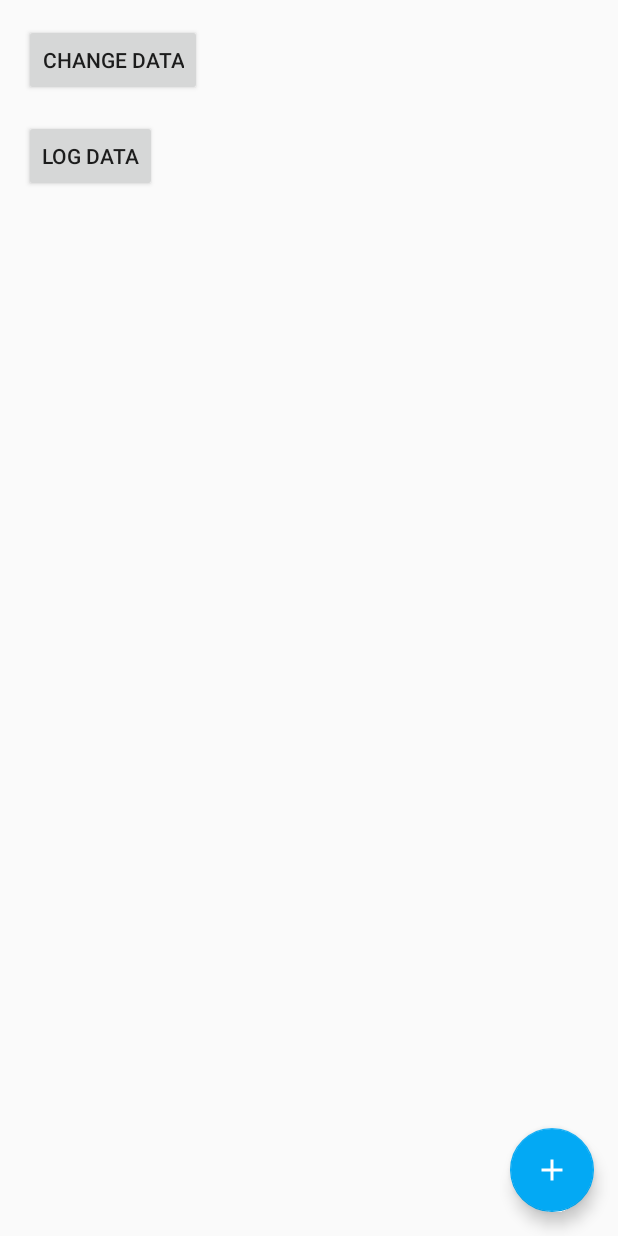
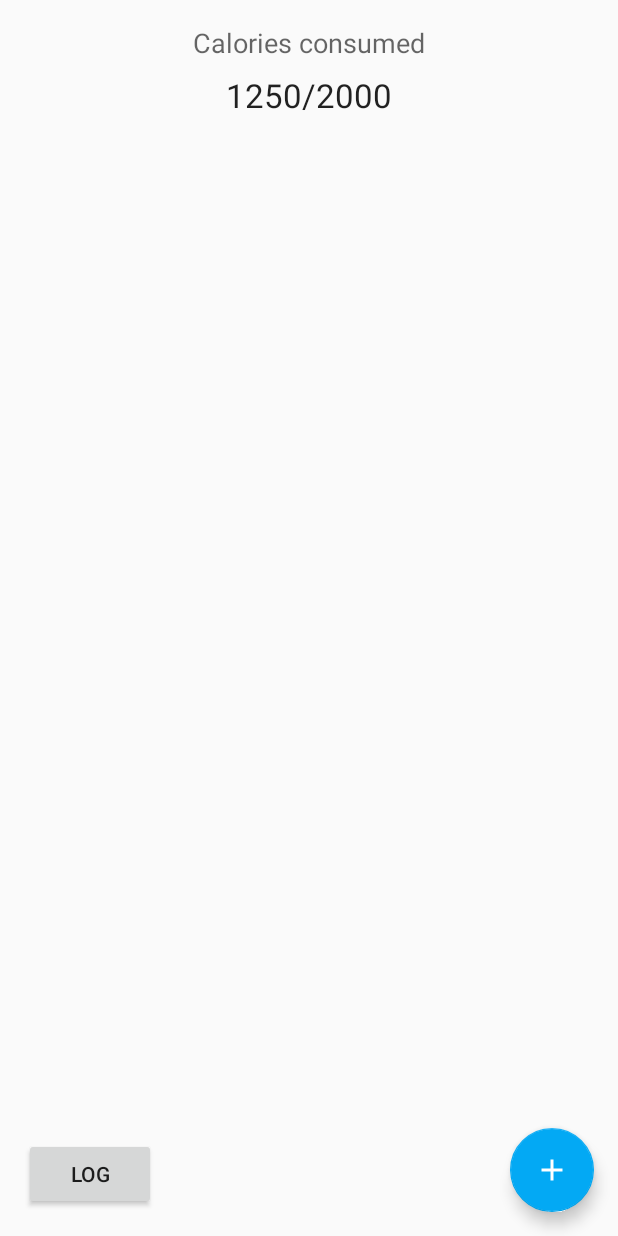
Before and after one commit to slomin/Dont-Get-Fat, an Android app: the layout fragment_calories.xml on its own in the app's theme, with its tools: preview values and no code run, on a phone screen of 412 x 824 dp. Run offline under Robolectric (Android 15) with nearby library versions, the phone set to English and light mode, and no system bars.

```diff
--- a/app/src/main/AndroidManifest.xml
+++ b/app/src/main/AndroidManifest.xml
@@ -3,7 +3,7 @@
           xmlns:android="http://schemas.android.com/apk/res/android">
 
     <application
-        android:name=".application.App"
+        android:name=".App"
         android:allowBackup="true"
         android:icon="@mipmap/ic_launcher"
         android:label="@string/app_name"
@@ -11,7 +11,7 @@
         android:supportsRtl="true"
         android:theme="@style/MyMaterialTheme">
         <activity
-            android:name=".main.MainActivity"
+            android:name=".view.MainActivity"
             android:label="@string/app_name"
             android:theme="@style/MyMaterialTheme">
             <intent-filter>
--- a/app/src/main/java/com/kotlinblog/dontgetfat/application/App.kt
+++ b/app/src/main/java/com/kotlinblog/dontgetfat/App.kt
@@ -1,7 +1,6 @@
-package com.kotlinblog.dontgetfat.application
+package com.kotlinblog.dontgetfat
 
 import android.app.Application
-import com.kotlinblog.dontgetfat.BuildConfig
 import timber.log.Timber
 
 class App : Application() {
--- a/app/src/main/java/com/kotlinblog/dontgetfat/main/weight/WeightFragment.kt
+++ b/app/src/main/java/com/kotlinblog/dontgetfat/view/history/HistoryFragment.kt
@@ -1,4 +1,4 @@
-package com.kotlinblog.dontgetfat.main.weight
+package com.kotlinblog.dontgetfat.view.history
 
 import android.os.Bundle
 import android.support.v4.app.Fragment
@@ -8,12 +8,12 @@ import android.view.ViewGroup
 
 import com.kotlinblog.dontgetfat.R
 
-class WeightFragment : Fragment() {
+class HistoryFragment : Fragment() {
 
     override fun onCreateView(inflater: LayoutInflater?,
                               container: ViewGroup?,
                               savedInstanceState: Bundle?): View? {
-        return inflater!!.inflate(R.layout.fragment_weight, container, false)
+        return inflater!!.inflate(R.layout.fragment_history, container, false)
     }
 
 }
--- a/app/src/main/java/com/kotlinblog/dontgetfat/main/history/HistoryFragment.kt
+++ b/app/src/main/java/com/kotlinblog/dontgetfat/view/weight/WeightFragment.kt
@@ -1,4 +1,4 @@
-package com.kotlinblog.dontgetfat.main.history
+package com.kotlinblog.dontgetfat.view.weight
 
 import android.os.Bundle
 import android.support.v4.app.Fragment
@@ -8,12 +8,12 @@ import android.view.ViewGroup
 
 import com.kotlinblog.dontgetfat.R
 
-class HistoryFragment : Fragment() {
+class WeightFragment : Fragment() {
 
     override fun onCreateView(inflater: LayoutInflater?,
                               container: ViewGroup?,
                               savedInstanceState: Bundle?): View? {
-        return inflater!!.inflate(R.layout.fragment_history, container, false)
+        return inflater!!.inflate(R.layout.fragment_weight, container, false)
     }
 
 }
--- a/app/src/main/res/layout/fragment_calories.xml
+++ b/app/src/main/res/layout/fragment_calories.xml
@@ -3,35 +3,12 @@
                                              xmlns:tools="http://schemas.android.com/tools"
                                              android:layout_width="match_parent"
                                              android:layout_height="match_parent"
-                                             tools:context="com.kotlinblog.dontgetfat.main.calories.CaloriesFragment"
+                                             tools:context="com.kotlinblog.dontgetfat.view.calories.CaloriesFragment"
                                              tools:layout_editor_absoluteX="0dp"
                                              tools:layout_editor_absoluteY="81dp">
 
-    <Button
-        android:id="@+id/btnChange"
-        android:layout_width="wrap_content"
-        android:layout_height="wrap_content"
-        android:layout_marginStart="16dp"
-        android:layout_marginTop="16dp"
-        android:text="Change data"
-        app:layout_constraintStart_toStartOf="parent"
-        app:layout_constraintTop_toTopOf="parent"
-        tools:layout_editor_absoluteX="16dp"
-        tools:layout_editor_absoluteY="16dp"/>
-
-    <Button
-        android:id="@+id/btnLog"
-        android:layout_width="wrap_content"
-        android:layout_height="wrap_content"
-        android:layout_marginStart="16dp"
-        android:layout_marginTop="16dp"
-        android:text="Log data"
-        app:layout_constraintStart_toStartOf="parent"
-        app:layout_constraintTop_toBottomOf="@+id/btnChange"
-        />
-
     <android.support.design.widget.FloatingActionButton
-        android:id="@+id/floatingActionButton2"
+        android:id="@+id/btnAddCalories"
         android:layout_width="wrap_content"
         android:layout_height="wrap_content"
         android:layout_marginBottom="16dp"
@@ -44,4 +21,42 @@
         tools:layout_editor_absoluteX="328dp"
         tools:layout_editor_absoluteY="455dp"/>
 
+    <TextView
+        android:id="@+id/textView2"
+        android:layout_width="wrap_content"
+        android:layout_height="wrap_content"
+        android:layout_marginTop="16dp"
+        android:text="Calories consumed"
+        android:textAppearance="@style/TextAppearance.AppCompat.Medium"
+        app:layout_constraintEnd_toEndOf="parent"
+        app:layout_constraintStart_toStartOf="parent"
+        app:layout_constraintTop_toTopOf="parent"
+        tools:layout_editor_absoluteX="163dp"
+        tools:layout_editor_absoluteY="16dp"/>
+
+    <TextView
+        android:id="@+id/tvCaloriesConsumed"
+        android:layout_width="wrap_content"
+        android:layout_height="wrap_content"
+        android:layout_marginEnd="8dp"
+        android:layout_marginStart="8dp"
+        android:layout_marginTop="8dp"
+        android:text="1250/2000"
+        android:textAppearance="@style/TextAppearance.AppCompat.Large"
+        app:layout_constraintEnd_toEndOf="parent"
+        app:layout_constraintStart_toStartOf="parent"
+        app:layout_constraintTop_toBottomOf="@+id/textView2"/>
+
+    <Button
+        android:id="@+id/btnLog"
+        android:layout_width="wrap_content"
+        android:layout_height="wrap_content"
+        android:layout_marginBottom="17dp"
+        android:layout_marginStart="16dp"
+        android:text="log"
+        app:layout_constraintBottom_toBottomOf="parent"
+        app:layout_constraintStart_toStartOf="parent"
+        tools:layout_editor_absoluteX="16dp"
+        tools:layout_editor_absoluteY="446dp"/>
+
 </android.support.constraint.ConstraintLayout>
--- a/app/src/main/res/layout/fragment_history.xml
+++ b/app/src/main/res/layout/fragment_history.xml
@@ -2,7 +2,7 @@
              xmlns:tools="http://schemas.android.com/tools"
              android:layout_width="match_parent"
              android:layout_height="match_parent"
-             tools:context="com.kotlinblog.dontgetfat.main.history.HistoryFragment">
+             tools:context="com.kotlinblog.dontgetfat.view.history.HistoryFragment">
 
     <!-- TODO: Update blank fragment layout -->
     <TextView
--- a/app/src/main/res/layout/fragment_weight.xml
+++ b/app/src/main/res/layout/fragment_weight.xml
@@ -3,7 +3,7 @@
                                              xmlns:tools="http://schemas.android.com/tools"
                                              android:layout_width="match_parent"
                                              android:layout_height="match_parent"
-                                             tools:context="com.kotlinblog.dontgetfat.main.weight.WeightFragment">
+                                             tools:context="com.kotlinblog.dontgetfat.view.weight.WeightFragment">
 
     <TextView
         android:id="@+id/textView"
--- a/app/src/main/res/values/strings.xml
+++ b/app/src/main/res/values/strings.xml
@@ -3,4 +3,5 @@
     <string name="title_left_fragment">Calories</string>
     <string name="title_middle_fragment">Weight</string>
     <string name="title_right_fragment">History</string>
+    <string name="kcal">kcal</string>
 </resources>
```
Also changed, not shown: app/build.gradle (+28 -25 lines), app/src/main/java/com/kotlinblog/dontgetfat/extensions/FragmentManagmentExtensions.kt (+3 -5 lines), app/src/main/java/com/kotlinblog/dontgetfat/main/calories/CaloriesFragment.kt (deleted, +0 -29 lines), app/src/main/java/com/kotlinblog/dontgetfat/temp/AppCompatLifecycleActivity.kt (deleted, +0 -23 lines), app/src/main/java/com/kotlinblog/dontgetfat/view/MainActivity.kt (renamed from app/src/main/java/com/kotlinblog/dontgetfat/main/MainActivity.kt, +6 -6 lines), app/src/main/java/com/kotlinblog/dontgetfat/view/calories/CaloriesFragment.kt (added, +62 -0 lines), app/src/main/java/com/kotlinblog/dontgetfat/view/calories/CaloriesViewModel.kt (renamed from app/src/main/java/com/kotlinblog/dontgetfat/main/calories/CaloriesViewModel.kt, +9 -5 lines), build.gradle (+5 -13 lines).
